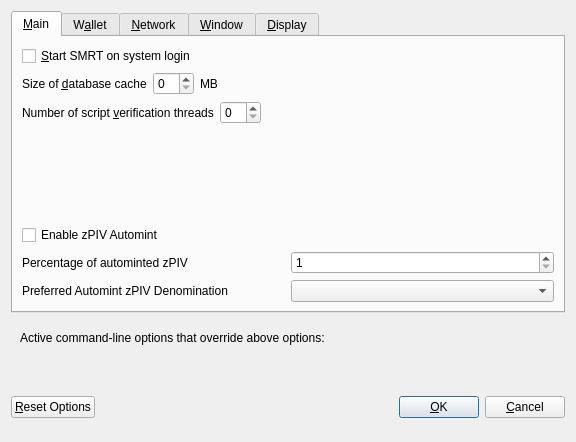
First picture: the form in src/qt/forms/optionsdialog.ui, repository SMRT2/smrt-test, before the edit.
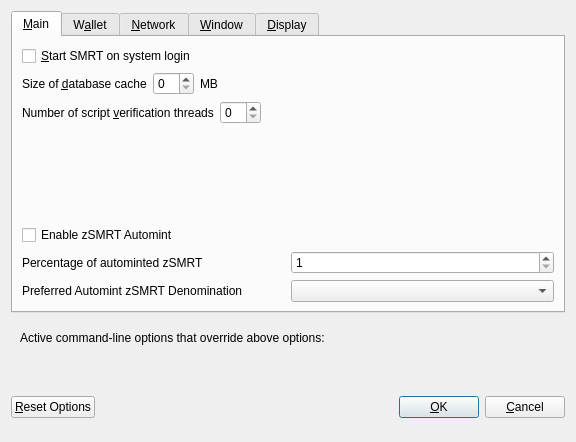
Second picture: the form after the edit. Custom widgets are drawn as their Qt base class.

Commit message: SMRT ticker update

```diff
--- a/src/qt/forms/optionsdialog.ui
+++ b/src/qt/forms/optionsdialog.ui
@@ -139,7 +139,7 @@
           <enum>Qt::LeftToRight</enum>
          </property>
          <property name="text">
-          <string>Enable zPIV Automint</string>
+          <string>Enable zSMRT Automint</string>
          </property>
         </widget>
        </item>
@@ -151,7 +151,7 @@
             <string>Percentage of incoming PIV which get automatically converted to zPIV via Zerocoin Protocol (min: 10%)</string>
            </property>
            <property name="text">
-            <string>Percentage of autominted zPIV</string>
+            <string>Percentage of autominted zSMRT</string>
            </property>
           </widget>
          </item>
@@ -184,7 +184,7 @@
             <string>Wait with automatic conversion to Zerocoin until enough PIV for this denomination is available</string>
            </property>
            <property name="text">
-            <string>Preferred Automint zPIV Denomination</string>
+            <string>Preferred Automint zSMRT Denomination</string>
            </property>
           </widget>
          </item>
```
Left out of the diff: 8 changed lines with no effect on the pictures. The commit also changes 116 other files.
